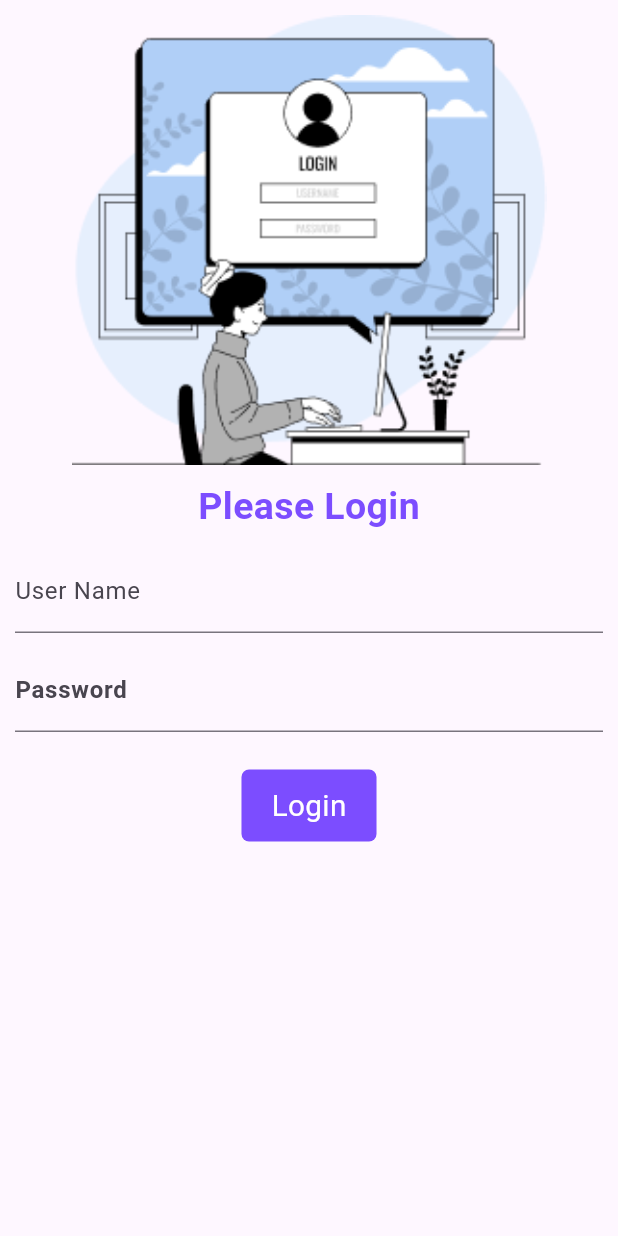
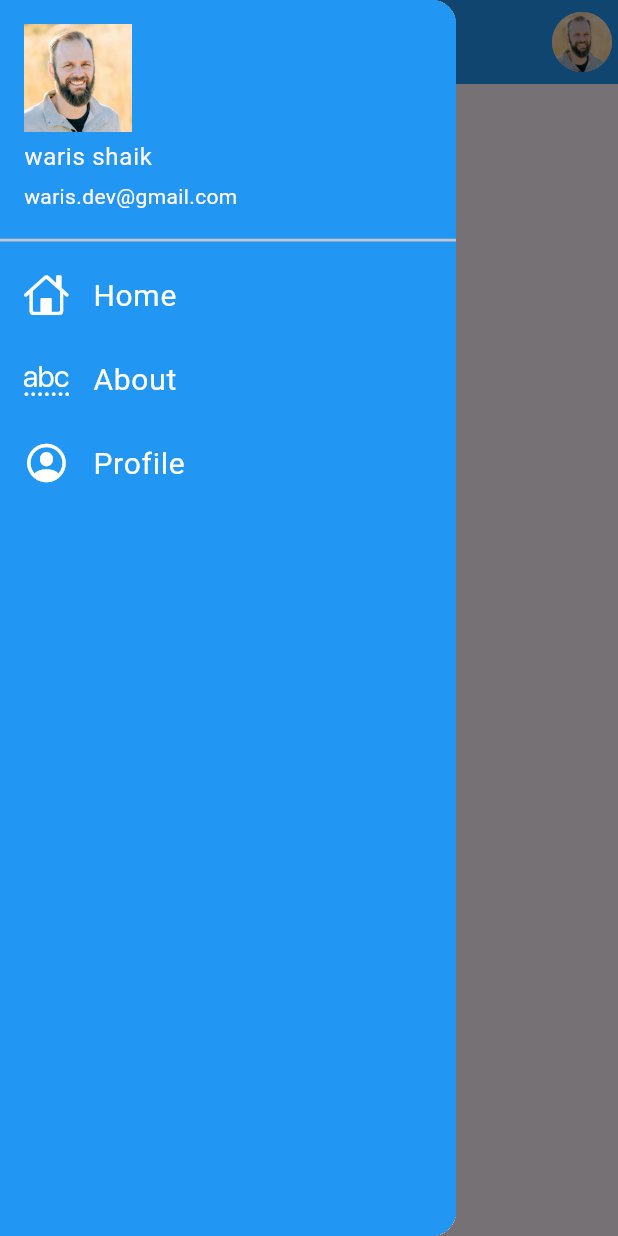
Before and after one commit to Waris-Shaik/flutter, a Flutter app: the screen it shows after launch, with the side drawer open (before the commit the screen has no drawer), on a phone screen of 412 x 824 dp. Run offline on Flutter 3.47's test engine with Material 3 defaults, Android fonts, the phone set to English and light mode, and no system bars; Roboto replaces fonts that are missing (kdam).

Commit message:
day 6 completed

```diff
--- a/lib/app/app.dart
+++ b/lib/app/app.dart
@@ -13,7 +13,7 @@ class MyApp extends StatelessWidget {
     return MaterialApp(
       debugShowCheckedModeBanner: false,
       title: "Flutter learn",
-      initialRoute: Routes.loginRoute,
+      initialRoute: Routes.homeRute,
       routes: {
         Routes.homeRute: (context) => HomePage(),
         Routes.loginRoute: (context) => LoginPage(),
--- a/lib/pages/home_page.dart
+++ b/lib/pages/home_page.dart
@@ -1,6 +1,7 @@
 // ignore_for_file: prefer_const_constructors, prefer_const_literals_to_create_immutables, annotate_overrides
 
 import 'package:flutter/material.dart';
+import 'package:flutter_application_1/widgets/drawer.dart';
 
 class HomePage extends StatelessWidget {
   const HomePage({super.key});
@@ -29,7 +30,7 @@ class HomePage extends StatelessWidget {
         ],
       ),
       body: BodyView(),
-      drawer: Drawer(),
+      drawer: CustomDrawer(),
     );
   }
 }
--- /dev/null
+++ b/lib/widgets/drawer.dart
@@ -0,0 +1,79 @@
+// ignore_for_file: prefer_const_literals_to_create_immutables, prefer_const_constructors
+
+import 'package:flutter/cupertino.dart';
+import 'package:flutter/material.dart';
+
+class CustomDrawer extends StatelessWidget {
+  const CustomDrawer({super.key});
+
+  @override
+  Widget build(BuildContext context) {
+    return Drawer(
+      child: Container(
+        color: Colors.blue,
+        child: ListView(
+          padding: EdgeInsets.zero,
+          children: [
+            DrawerHeader(
+              padding: EdgeInsets.all(0),
+              child: UserAccountsDrawerHeader(
+                decoration: BoxDecoration(
+                  color: Colors.blue,
+                ),
+                margin: EdgeInsets.all(0),
+                currentAccountPicture: Image.asset(
+                  "assets/images/Ryan Floence.jpeg",
+                ),
+                accountName: Text("waris shaik"),
+                accountEmail: Text("waris.dev@gmail.com"),
+              ),
+            ),
+            ListTile(
+              title: Text(
+                "Home",
+                style: TextStyle(
+                  fontSize: 20,
+                  color: Colors.white,
+                ),
+              ),
+              leading: Icon(
+                CupertinoIcons.home,
+                color: Colors.white,
+                size: 30,
+              ),
+            ),
+            ListTile(
+              title: Text(
+                "About",
+                style: TextStyle(
+                  fontSize: 20,
+                  color: Colors.white,
+                ),
+              ),
+              leading: Icon(
+                CupertinoIcons.textformat_abc_dottedunderline,
+                color: Colors.white,
+                size: 30,
+              ),
+            ),
+            ListTile(
+              title: Text(
+                "Profile",
+                style: TextStyle(
+                  fontSize: 20,
+                  color: Colors.white,
+                ),
+              ),
+              leading: Icon(
+                CupertinoIcons.profile_circled,
+                color: Colors.white,
+                size: 30,
+              ),
+              hoverColor: Colors.red,
+            ),
+          ],
+        ),
+      ),
+    );
+  }
+}
```
